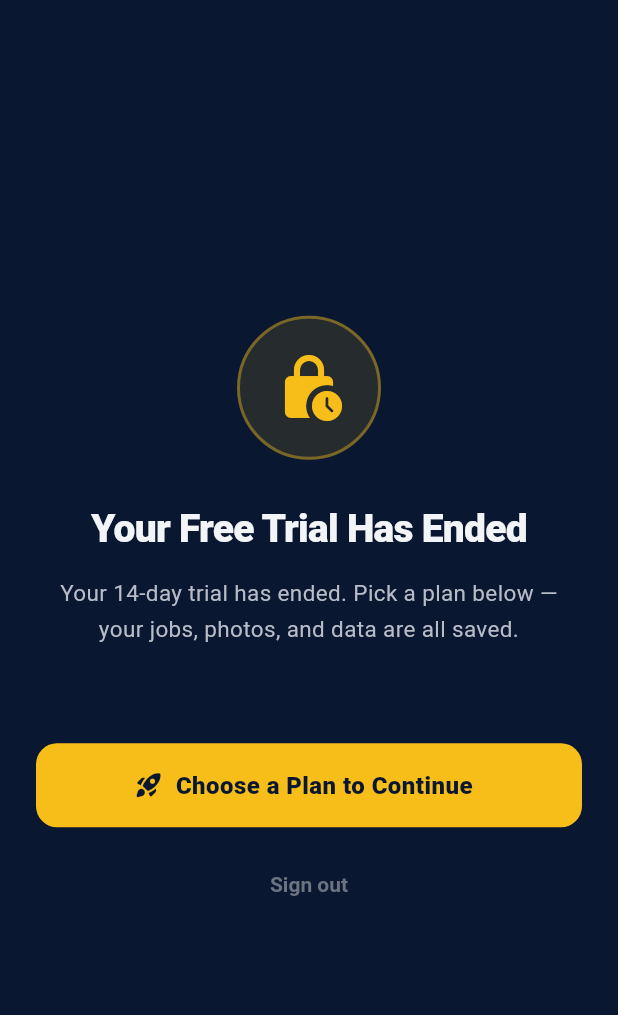
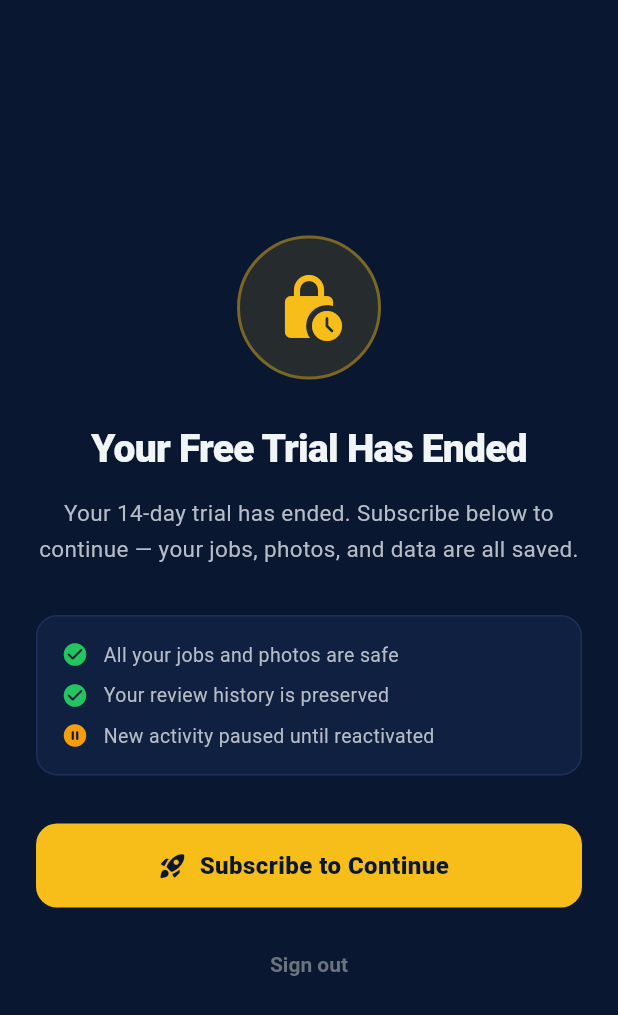
Before and after one commit to TheMarketingMillennial/Traderep_pro, a Flutter app: the _TrialExpiredGate screen opened directly with empty values, on a phone screen of 412 x 824 dp. Shown: the top 1015 px of the screen. Run offline on Flutter 3.47's test engine with Material 3 defaults, Android fonts, the phone set to English and light mode, and no system bars; our stand-ins replace cloud_firestore, firebase_auth, firebase_core, firebase_storage, image_picker, share_plus; missing offline and left inert: flutter_stripe; accounts and stored records are empty.

Commit message:
fix: trial countdown persistence + live subscription stream + payment gate
CORE BUG FIX — Trial resets on every login:
- saveSubscription() now writes to companies/{companyId}/subscription
  (company-scoped, permanent) instead of shared saas_metrics doc
- This is the same location Stripe webhook writes to — single source of truth
- Multiple tenants no longer share/overwrite each other's trial dates

NEW — Live subscription stream:
- Added subscriptionStream() to FirestoreService watching companies/{id}
- _subscriptionSub in AppState subscribes on login — Stripe webhook events
  (trial→active, payment_failed→past_due) update the UI instantly without
  requiring an app restart or re-login

NEW — Full status mapping:
- _parseStatus() handles all Stripe strings: 'trialing', 'trial_ending',
  'active', 'past_due', 'unpaid', 'canceled', 'cancelled' → enum
- _subscriptionFromDoc() reads both nested subscription map and top-level
  fields, handles all field name aliases (trial_start/trial_start_date, etc.)

NEW — Payment gate improvements:
- pastDue status now blocks app access with 'Update Payment Method' CTA
- Gate headline/subtext/CTA adapts to trial_expired vs cancelled vs past_due
- Removed unused _isExpiredTrial getter

CLEANUP — Removed user-facing 'coming soon' strings:
- Photo Templates tile → navigates to PhotoLibraryScreen
- Review Request Settings tile → navigates to HelpSupportScreen
- Scheduling 'coming soon' → removed duplicate publish button

flutter analyze: 0 issues | flutter build web --release: success (49.2s)

```diff
--- a/lib/features/auth/main_shell.dart
+++ b/lib/features/auth/main_shell.dart
@@ -51,7 +51,8 @@ class _MainShellState extends State<MainShell> {
     final firestoreLoaded = state.firestoreReady;
     final isBlocked = firestoreLoaded && (
         (sub.status == SubscriptionStatus.trial && sub.trialDaysRemaining <= 0) ||
-        sub.status == SubscriptionStatus.cancelled
+        sub.status == SubscriptionStatus.cancelled ||
+        sub.status == SubscriptionStatus.pastDue
     );
 
     // Still loading — show spinner, not the gate
@@ -227,11 +228,8 @@ class _TrialExpiredGate extends StatelessWidget {
   final ActiveSubscription subscription;
   const _TrialExpiredGate({required this.subscription});
 
-  bool get _isExpiredTrial =>
-      subscription.status == SubscriptionStatus.trial &&
-      subscription.trialDaysRemaining <= 0;
-
-  bool get _isCancelled => subscription.status == SubscriptionStatus.cancelled;
+  bool get _isCancelled  => subscription.status == SubscriptionStatus.cancelled;
+  bool get _isPastDue    => subscription.status == SubscriptionStatus.pastDue;
 
   @override
   Widget build(BuildContext context) {
@@ -257,7 +255,9 @@ class _TrialExpiredGate extends StatelessWidget {
 
               // Headline
               Text(
-                _isCancelled
+                _isPastDue
+                    ? 'Payment Failed'
+                    : _isCancelled
                         ? 'Subscription Cancelled'
                         : 'Your Free Trial Has Ended',
                 style: const TextStyle(
@@ -272,9 +272,11 @@ class _TrialExpiredGate extends StatelessWidget {
 
               // Subtext
               Text(
-                _isCancelled
+                _isPastDue
+                    ? 'We were unable to charge your card. Please update your payment method to restore access.'
+                    : _isCancelled
                         ? 'Your TradeRep subscription has been cancelled. Reactivate to keep growing your reputation.'
-                    : 'Your 14-day trial has ended. Pick a plan below — your jobs, photos, and data are all saved.',
+                        : 'Your 14-day trial has ended. Subscribe below to continue — your jobs, photos, and data are all saved.',
                 style: const TextStyle(
                   color: TRColors.grayLight,
                   fontSize: 15,
@@ -284,8 +286,7 @@ class _TrialExpiredGate extends StatelessWidget {
               ),
               const SizedBox(height: 32),
 
-              // What they'll lose / keep callout
-              if (_isExpiredTrial || _isCancelled)
+              // What they'll keep / lose callout
               Container(
                 padding: const EdgeInsets.all(16),
                 decoration: BoxDecoration(
@@ -310,7 +311,7 @@ class _TrialExpiredGate extends StatelessWidget {
                     _GatePoint(
                       icon: Icons.pause_circle_rounded,
                       color: TRColors.warning,
-                        text: 'New job creation paused until reactivated',
+                      text: 'New activity paused until reactivated',
                     ),
                   ],
                 ),
@@ -331,11 +332,16 @@ class _TrialExpiredGate extends StatelessWidget {
                     ),
                     elevation: 0,
                   ),
-                  icon: const Icon(Icons.rocket_launch_rounded, size: 20),
+                  icon: Icon(
+                    _isPastDue ? Icons.credit_card_rounded : Icons.rocket_launch_rounded,
+                    size: 20,
+                  ),
                   label: Text(
-                    _isCancelled
+                    _isPastDue
+                        ? 'Update Payment Method'
+                        : _isCancelled
                             ? 'Reactivate Subscription'
-                        : 'Choose a Plan to Continue',
+                            : 'Subscribe to Continue',
                     style: const TextStyle(
                       fontSize: 16,
                       fontWeight: FontWeight.w800,
```
Also changed, not shown: lib/features/content/content_screen.dart (+0 -10 lines), lib/features/profile/profile_screen.dart (+5 -9 lines), lib/shared/services/app_state.dart (+22 -0 lines), lib/shared/services/firestore_service.dart (+138 -83 lines). Lines whose indentation alone changed are shown as unchanged.
